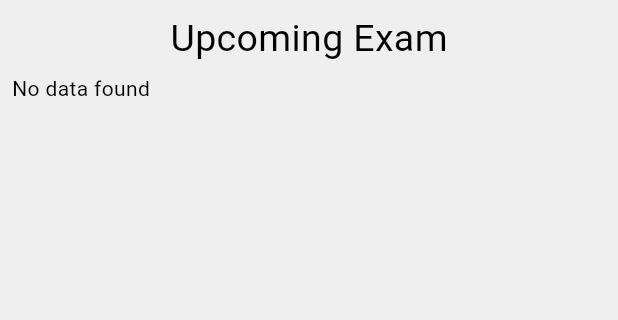
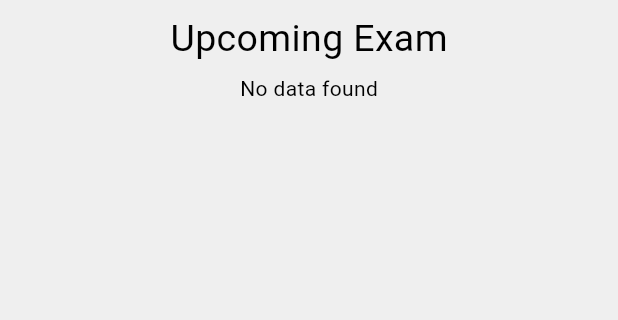
Before and after one commit to maynul-soft/Student-LMS, a Flutter app: the UpcomingExamScreen screen opened directly, on a phone screen of 412 x 824 dp, the part 84-404 px from its top. Run offline on Flutter 3.47's test engine with Material 3 defaults, Android fonts, the phone set to English and light mode, and no system bars; our stand-ins replace firebase_core, firebase_crashlytics, firebase_messaging, flutter_local_notifications, get, logger and 1 more; missing offline and left inert: firebase_messaging_platform_interface; accounts and stored records are empty; network calls fail.

Commit message:
fix the no data position on upcomming screen

```diff
--- a/lib/features/upcoming_exam/ui/screens/upcoming_exam_screen.dart
+++ b/lib/features/upcoming_exam/ui/screens/upcoming_exam_screen.dart
@@ -71,7 +71,7 @@ class _UpcomingExamScreenState extends State<UpcomingExamScreen> {
       ),
       child: Visibility(
         visible: upcomingExamController.upcomingExamList.isNotEmpty,
-        replacement: const Text(AppTexts.noDataFound),
+        replacement: Center(child: const Text(AppTexts.noDataFound)),
         child: SingleChildScrollView(
           scrollDirection: Axis.horizontal, // horizontal scroll enable korbe
           child: Table(
```
